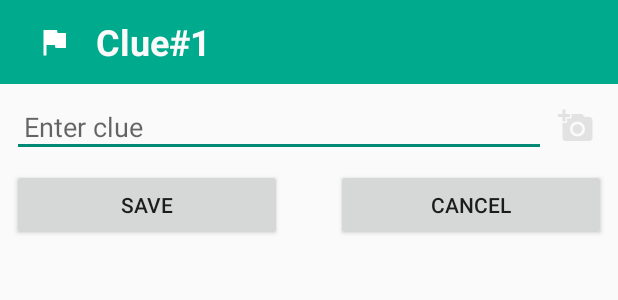
After one commit to arjunsk/Techathlon, an Android app: the layout bottom_sheet_plot_map.xml on its own in the app's theme, with its tools: preview values and no code run, on a phone screen of 412 x 824 dp. The commit adds this screen. Shown: the top 300 px of the screen. Run offline under Robolectric (Android 15) with nearby library versions, the light colour scheme and no system bars.

Commit message:
Initialize PlotMap BottomSheet

```diff
--- /dev/null
+++ b/app/src/main/res/drawable/ic_add_24dp.xml
@@ -0,0 +1,9 @@
+<vector xmlns:android="http://schemas.android.com/apk/res/android"
+        android:width="24dp"
+        android:height="24dp"
+        android:viewportWidth="24.0"
+        android:viewportHeight="24.0">
+    <path
+        android:fillColor="#FFFFFFFF"
+        android:pathData="M19,13h-6v6h-2v-6H5v-2h6V5h2v6h6v2z"/>
+</vector>
--- /dev/null
+++ b/app/src/main/res/drawable/ic_add_a_photo_24dp.xml
@@ -0,0 +1,9 @@
+<vector xmlns:android="http://schemas.android.com/apk/res/android"
+        android:width="24dp"
+        android:height="24dp"
+        android:viewportWidth="24.0"
+        android:viewportHeight="24.0">
+    <path
+        android:fillColor="#FFFFFFFF"
+        android:pathData="M3,4L3,1h2v3h3v2L5,6v3L3,9L3,6L0,6L0,4h3zM6,10L6,7h3L9,4h7l1.83,2L21,6c1.1,0 2,0.9 2,2v12c0,1.1 -0.9,2 -2,2L5,22c-1.1,0 -2,-0.9 -2,-2L3,10h3zM13,19c2.76,0 5,-2.24 5,-5s-2.24,-5 -5,-5 -5,2.24 -5,5 2.24,5 5,5zM9.8,14c0,1.77 1.43,3.2 3.2,3.2s3.2,-1.43 3.2,-3.2 -1.43,-3.2 -3.2,-3.2 -3.2,1.43 -3.2,3.2z"/>
+</vector>
--- /dev/null
+++ b/app/src/main/res/drawable/ic_flag_24dp.xml
@@ -0,0 +1,9 @@
+<vector xmlns:android="http://schemas.android.com/apk/res/android"
+        android:width="24dp"
+        android:height="24dp"
+        android:viewportWidth="24.0"
+        android:viewportHeight="24.0">
+    <path
+        android:fillColor="#FFFFFFFF"
+        android:pathData="M14.4,6L14,4H5v17h2v-7h5.6l0.4,2h7V6z"/>
+</vector>
--- a/app/src/main/res/layout/activity_plot_map.xml
+++ b/app/src/main/res/layout/activity_plot_map.xml
@@ -4,4 +4,6 @@
     android:layout_width="match_parent"
     android:layout_height="match_parent">
 
+    <include layout="@layout/bottom_sheet_plot_map"/>
+
 </android.support.design.widget.CoordinatorLayout>
--- /dev/null
+++ b/app/src/main/res/layout/bottom_sheet_plot_map.xml
@@ -0,0 +1,46 @@
+<?xml version="1.0" encoding="utf-8"?>
+<LinearLayout
+    xmlns:android="http://schemas.android.com/apk/res/android"
+    xmlns:app="http://schemas.android.com/apk/res-auto"
+    android:layout_width="match_parent"
+    android:layout_height="match_parent"
+    android:orientation="vertical"
+    app:layout_behavior="@string/bottom_sheet_behavior">
+
+    <android.support.v7.widget.Toolbar
+        android:layout_width="match_parent"
+        android:layout_height="?android:actionBarSize"
+        android:background="@color/colorPrimary"
+        android:id="@+id/bottom_sheet_header">
+
+        <RelativeLayout
+            android:layout_width="match_parent"
+            android:layout_height="match_parent">
+
+            <ImageView
+                android:layout_width="wrap_content"
+                android:layout_height="wrap_content"
+                android:layout_centerVertical="true"
+                android:padding="@dimen/padding_normal"
+                android:layout_alignParentStart="true"
+                android:src="@drawable/ic_flag_24dp"
+                android:id="@+id/flag"/>
+
+            <TextView
+                android:layout_width="wrap_content"
+                android:layout_height="wrap_content"
+                android:layout_centerVertical="true"
+                android:layout_toEndOf="@+id/flag"
+                android:layout_marginStart="@dimen/padding_normal"
+                android:text="@string/clue_header"
+                android:textSize="@dimen/text_large"
+                android:textStyle="bold"
+                android:textColor="@color/textPrimary"/>
+
+        </RelativeLayout>
+
+    </android.support.v7.widget.Toolbar>
+
+    <include layout="@layout/bottom_sheet_plot_map_content"/>
+
+</LinearLayout>
--- /dev/null
+++ b/app/src/main/res/layout/bottom_sheet_plot_map_content.xml
@@ -0,0 +1,59 @@
+<?xml version="1.0" encoding="utf-8"?>
+<android.support.constraint.ConstraintLayout
+    xmlns:android="http://schemas.android.com/apk/res/android"
+    xmlns:app="http://schemas.android.com/apk/res-auto"
+    android:layout_width="match_parent"
+    android:layout_height="match_parent">
+
+    <EditText
+        android:id="@+id/editText"
+        android:layout_width="match_parent"
+        android:layout_height="wrap_content"
+        android:layout_marginEnd="48dp"
+        android:layout_marginStart="8dp"
+        android:layout_marginTop="8dp"
+        android:hint="@string/enter_clue"
+        android:textSize="@dimen/text_normal"
+        android:padding="@dimen/padding_normal"
+        app:layout_constraintEnd_toStartOf="@+id/imageButton"
+        app:layout_constraintStart_toStartOf="parent"
+        app:layout_constraintTop_toTopOf="parent"/>
+
+    <ImageButton
+        android:id="@+id/imageButton"
+        android:layout_width="wrap_content"
+        android:layout_height="wrap_content"
+        android:layout_marginEnd="8dp"
+        android:layout_marginTop="8dp"
+        android:background="?android:selectableItemBackgroundBorderless"
+        android:tint="@color/textSecondary"
+        android:padding="@dimen/padding_normal"
+        app:layout_constraintEnd_toEndOf="parent"
+        app:layout_constraintTop_toTopOf="parent"
+        app:srcCompat="@drawable/ic_add_a_photo_24dp"/>
+
+    <Button
+        android:id="@+id/button"
+        android:layout_width="180dp"
+        android:layout_height="wrap_content"
+        android:layout_marginStart="8dp"
+        android:layout_marginTop="8dp"
+        android:text="@string/save_button"
+        app:layout_constraintStart_toStartOf="parent"
+        app:layout_constraintTop_toBottomOf="@+id/editText"/>
+
+    <Button
+        android:id="@+id/button2"
+        android:layout_width="180dp"
+        android:layout_height="wrap_content"
+        android:layout_marginEnd="8dp"
+        android:text="@string/cancel_button"
+        app:layout_constraintBottom_toBottomOf="@+id/button"
+        app:layout_constraintEnd_toEndOf="parent"
+        app:layout_constraintHorizontal_bias="1.0"
+        app:layout_constraintStart_toEndOf="@+id/button"
+        app:layout_constraintTop_toTopOf="@+id/button"
+        app:layout_constraintVertical_bias="0.0"/>
+
+
+</android.support.constraint.ConstraintLayout>
--- a/app/src/main/res/values/colors.xml
+++ b/app/src/main/res/values/colors.xml
@@ -1,6 +1,20 @@
 <?xml version="1.0" encoding="utf-8"?>
 <resources>
-    <color name="colorPrimary">#3F51B5</color>
-    <color name="colorPrimaryDark">#303F9F</color>
-    <color name="colorAccent">#FF4081</color>
+    <color name="colorPrimary">#00AA8D</color>
+    <color name="colorAccent">#008975</color>
+
+    <color name="textLight">#FFFFFF</color>
+    <color name="textPrimary">#FAFAFA</color>
+    <color name="textSecondary">#E2E2E2</color>
+    <color name="textDark">#000000</color>
+    <color name="textFont">#FBFBFB</color>
+    <color name="textShadow">#9F000000</color>
+    <color name="textShadowIntense">#FF000000</color>
+
+    <color name="lockedBackground">#DDFAFAFA</color>
+    <color name="translucent">#44000000</color>
+    <color name="background">#FAFAFA</color>
+    <color name="backgroundDark">#F9F9F9</color>
+
+    <color name="fab">#F57C00</color>
 </resources>
--- /dev/null
+++ b/app/src/main/res/values/dimens.xml
@@ -0,0 +1,11 @@
+<?xml version="1.0" encoding="utf-8"?>
+<resources>
+    <dimen name="status_bar_padding">24dp</dimen>
+
+    <dimen name="text_small">12dp</dimen>
+    <dimen name="text_normal">18dp</dimen>
+    <dimen name="text_large">24dp</dimen>
+
+    <dimen name="padding_normal">8dp</dimen>
+    <dimen name="padding_large">16dp</dimen>
+</resources>
--- a/app/src/main/res/values/strings.xml
+++ b/app/src/main/res/values/strings.xml
@@ -1,3 +1,7 @@
 <resources>
     <string name="app_name">Techathlon</string>
+    <string name="clue_header">Clue#1</string>
+    <string name="enter_clue">Enter clue</string>
+    <string name="save_button">Save</string>
+    <string name="cancel_button">Cancel</string>
 </resources>
```
